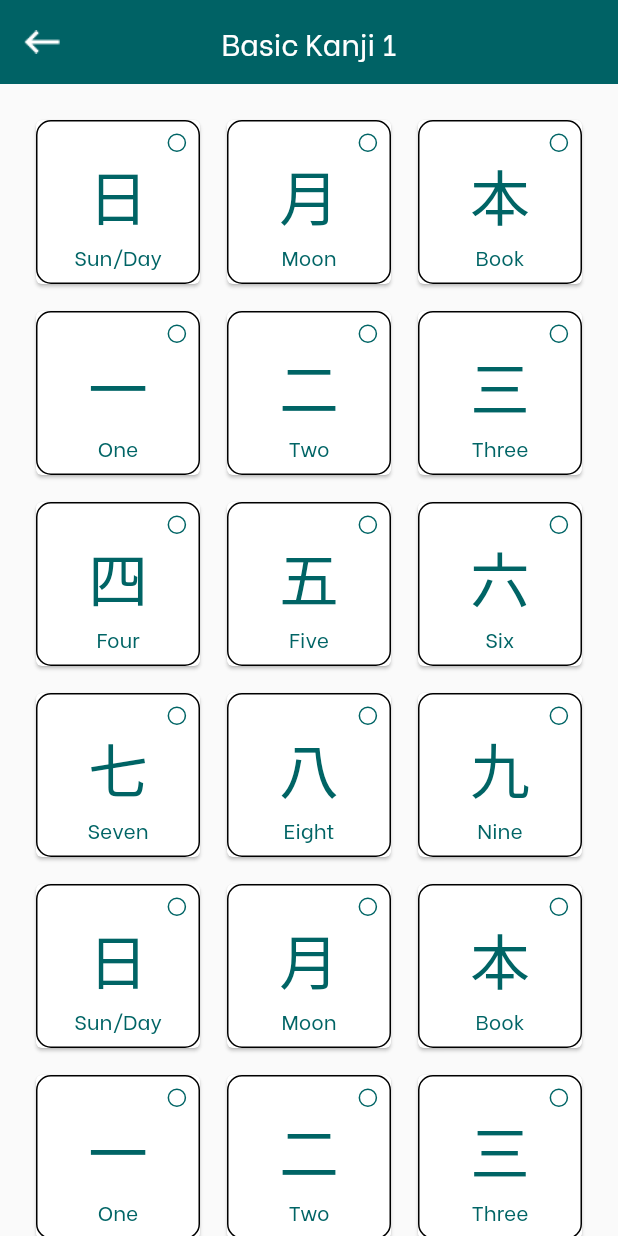
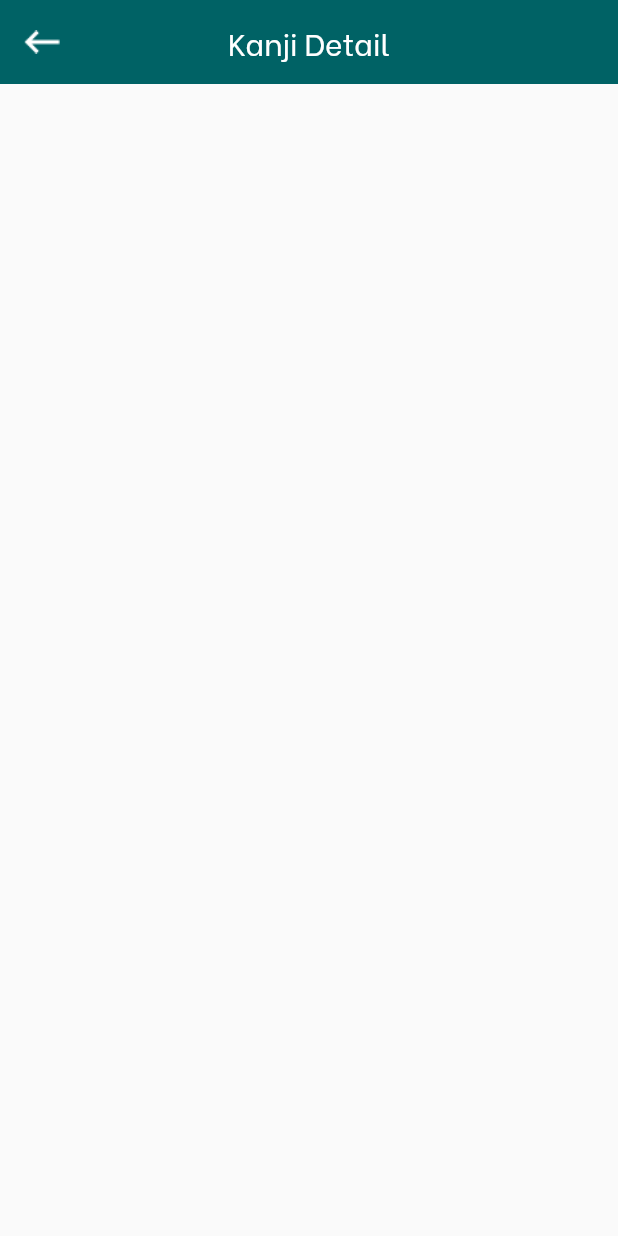
Before and after one commit to tamsalanghae/learn-kanji-flc, a Flutter app: the WordChoose screen opened directly, after a tap on an icon or button, on a phone screen of 412 x 824 dp. Run offline on Flutter 3.47's test engine with Material 2 defaults, Android fonts, the phone set to English and light mode, and no system bars; our stand-ins replace cloud_firestore, firebase_core; accounts and stored records are empty.

Commit message:
update navigation app

```diff
--- a/lib/pages/word_choose.dart
+++ b/lib/pages/word_choose.dart
@@ -1,6 +1,7 @@
 import 'package:flutter/cupertino.dart';
 import 'package:flutter/material.dart';
 import 'package:myapp/components/static_appbar.dart';
+import 'package:myapp/pages/word_detail.dart';
 import 'package:myapp/utils/screen_config.dart';
 
 class WordChoose extends StatefulWidget {
@@ -62,7 +63,10 @@ class _WordChooseState extends State<WordChoose> {
                 child: InkWell(
                     splashColor: Colors.blue.withAlpha(30),
                     onTap: () {
-                      print('Card tapped.');
+                      Navigator.push(
+                          context,
+                          MaterialPageRoute(
+                              builder: (context) => WordDetail()));
                     },
                     child: _cardKanji(_cardKanjiList[index])));
           }),
--- a/lib/pages/word_detail.dart
+++ b/lib/pages/word_detail.dart
@@ -0,0 +1,17 @@
+import 'package:flutter/cupertino.dart';
+import 'package:flutter/material.dart';
+import 'package:myapp/components/static_appbar.dart';
+
+class WordDetail extends StatefulWidget {
+  @override
+  _WordDetailState createState() => _WordDetailState();
+}
+
+class _WordDetailState extends State<WordDetail> {
+  @override
+  Widget build(BuildContext context) {
+    return Scaffold(
+      appBar: staticAppbar(title:"Kanji Detail"),
+    );
+  }
+}
--- a/lib/pages/word_select.dart
+++ b/lib/pages/word_select.dart
@@ -1,4 +1,4 @@
-import 'package:myapp/components/static_appbar.dart';
+ import 'package:myapp/components/static_appbar.dart';
 import 'package:flutter/material.dart';
 
 class WordSelect extends StatefulWidget {
```
Also changed, not shown: lib/pages/level_detail.dart (+25 -8 lines). Lines whose indentation alone changed are shown as unchanged.
